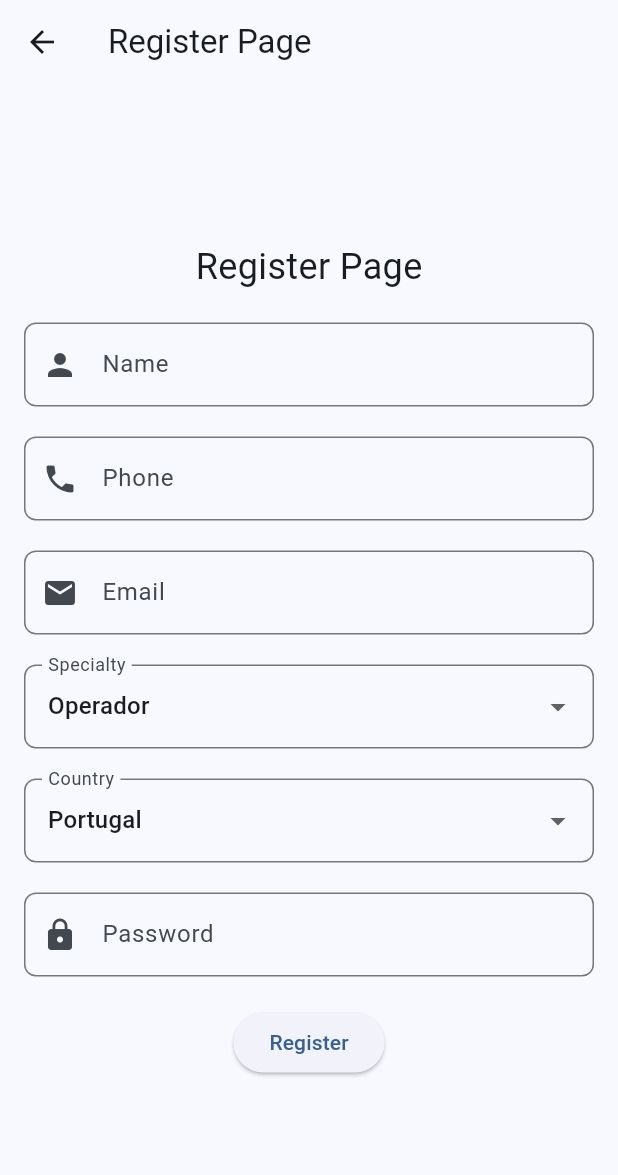
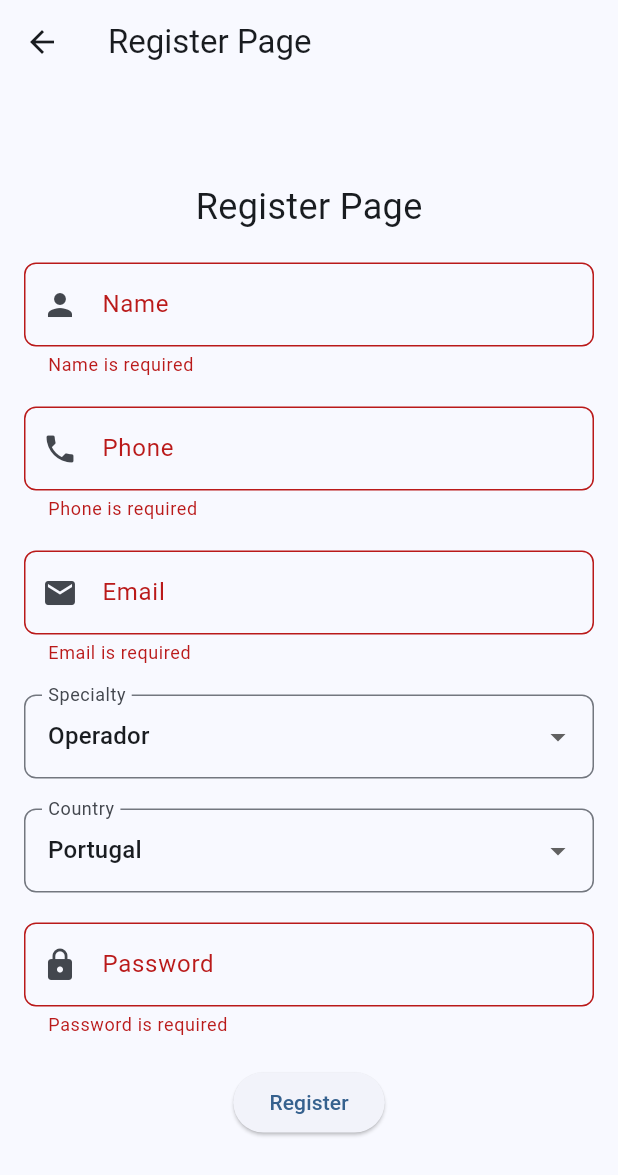
Before and after one commit to JoaoAbrantes977/ProjetoFinalFlutter, a Flutter app: the RegisterPage screen opened directly, after a tap on "Register", on a phone screen of 412 x 824 dp. Shown: the top 1175 px of the screen. Run offline on Flutter 3.47's test engine with Material 3 defaults, Android fonts, the phone set to English and light mode, and no system bars; our stand-ins replace shared_preferences; accounts and stored records are empty.

Commit message:
register verification for inputs added

```diff
--- a/lib/login.dart
+++ b/lib/login.dart
@@ -76,6 +76,7 @@ class _LoginPageState extends State<LoginPage> {
     }
   }
 
+  // VERIFICAR OS INPUTS
   bool _validateInputs() {
     if (_formKey.currentState?.validate() ?? false) {
       return true;
--- a/lib/register.dart
+++ b/lib/register.dart
@@ -1,6 +1,8 @@
 import 'package:flutter/material.dart';
 import 'package:http/http.dart' as http;
 import 'dart:convert';
+
+import 'package:projeto_final_flutter/login.dart';
 
 class RegisterPage extends StatefulWidget {
   @override
@@ -8,6 +10,7 @@ class RegisterPage extends StatefulWidget {
 }
 
 class RegisterPageState extends State<RegisterPage> {
+  final _formKey = GlobalKey<FormState>();
   String _selectedCountry = 'Portugal';
   String _selectedSpecialty = 'Operador';
 
@@ -21,6 +24,7 @@ class RegisterPageState extends State<RegisterPage> {
 
   // FUNÇÃO DE REGISTO
   Future<void> _register() async {
+    if (_validateInputs()) {
       final name = _nameController.text;
       final phone = _phoneController.text;
       final email = _emailController.text;
@@ -49,6 +53,10 @@ class RegisterPageState extends State<RegisterPage> {
             backgroundColor: Colors.green,
           ),
         );
+        Navigator.pushReplacement(
+          context,
+          MaterialPageRoute(builder: (context) =>  LoginPage()),
+        );
         print('Registration successful');
       } else if (response.statusCode == 409) {
         ScaffoldMessenger.of(context).showSnackBar(
@@ -67,7 +75,13 @@ class RegisterPageState extends State<RegisterPage> {
         print('Registration failed: ${response.body}');
       }
     }
+  }
 
+  // VERIFICAR OS INPUTS
+  // Validate Inputs
+  bool _validateInputs() {
+    return _formKey.currentState?.validate() ?? false;
+  }
 
   @override
   Widget build(BuildContext context) {
@@ -79,6 +93,8 @@ class RegisterPageState extends State<RegisterPage> {
         child: Padding(
           padding: const EdgeInsets.all(16.0),
           child: SingleChildScrollView(
+            child: Form(
+              key: _formKey,
               child: Column(
                 mainAxisAlignment: MainAxisAlignment.center,
                 children: <Widget>[
@@ -96,6 +112,12 @@ class RegisterPageState extends State<RegisterPage> {
                         borderRadius: BorderRadius.circular(8),
                       ),
                     ),
+                    validator: (value) {
+                      if (value == null || value.isEmpty) {
+                        return 'Name is required';
+                      }
+                      return null;
+                    },
                   ),
                   SizedBox(height: 20),
                   TextFormField(
@@ -108,6 +130,12 @@ class RegisterPageState extends State<RegisterPage> {
                       ),
                     ),
                     keyboardType: TextInputType.phone,
+                    validator: (value) {
+                      if (value == null || value.isEmpty) {
+                        return 'Phone is required';
+                      }
+                      return null;
+                    },
                   ),
                   SizedBox(height: 20),
                   TextFormField(
@@ -120,6 +148,13 @@ class RegisterPageState extends State<RegisterPage> {
                       ),
                     ),
                     keyboardType: TextInputType.emailAddress,
+                    validator: (value) {
+                      if (value == null || value.isEmpty) {
+                        return 'Email is required';
+                      }
+                      // You can add email validation logic here if needed
+                      return null;
+                    },
                   ),
                   SizedBox(height: 20),
                   DropdownButtonFormField<String>(
@@ -174,6 +209,13 @@ class RegisterPageState extends State<RegisterPage> {
                       ),
                     ),
                     obscureText: true,
+                    validator: (value) {
+                      if (value == null || value.isEmpty) {
+                        return 'Password is required';
+                      }
+                      // You can add password validation logic here if needed
+                      return null;
+                    },
                   ),
                   SizedBox(height: 20),
                   ElevatedButton(
@@ -185,6 +227,7 @@ class RegisterPageState extends State<RegisterPage> {
             ),
           ),
         ),
+      ),
     );
   }
 }
```
Also changed, not shown: lib/inspection.dart (+66 -1 lines). Lines whose indentation alone changed are shown as unchanged.
